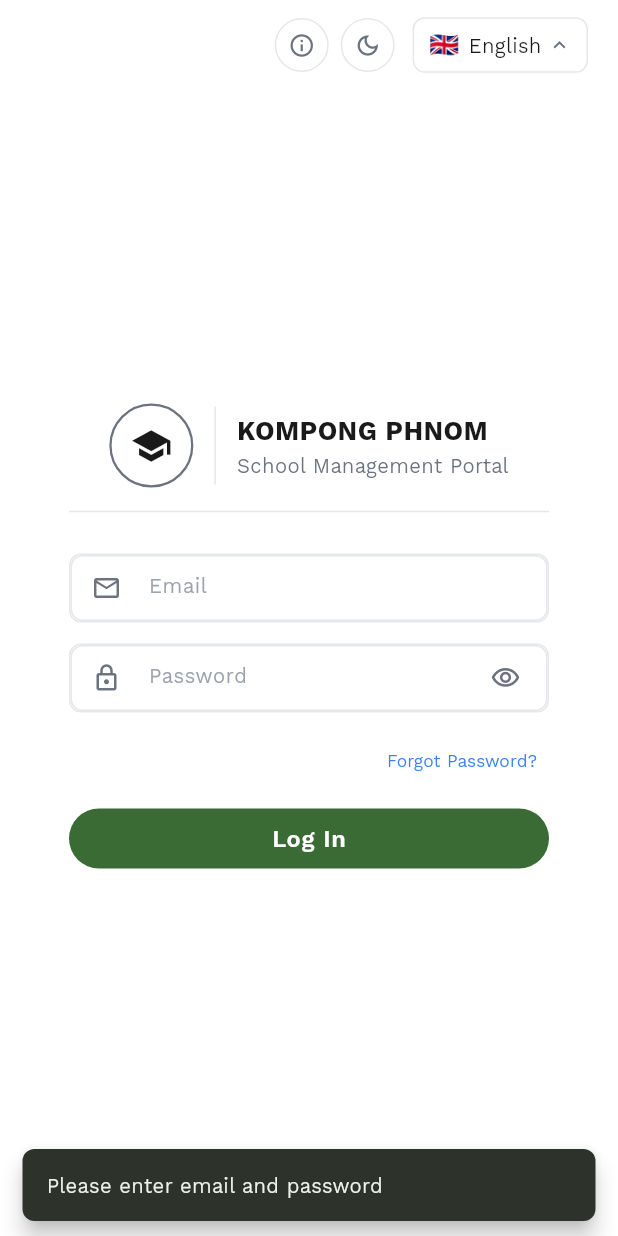
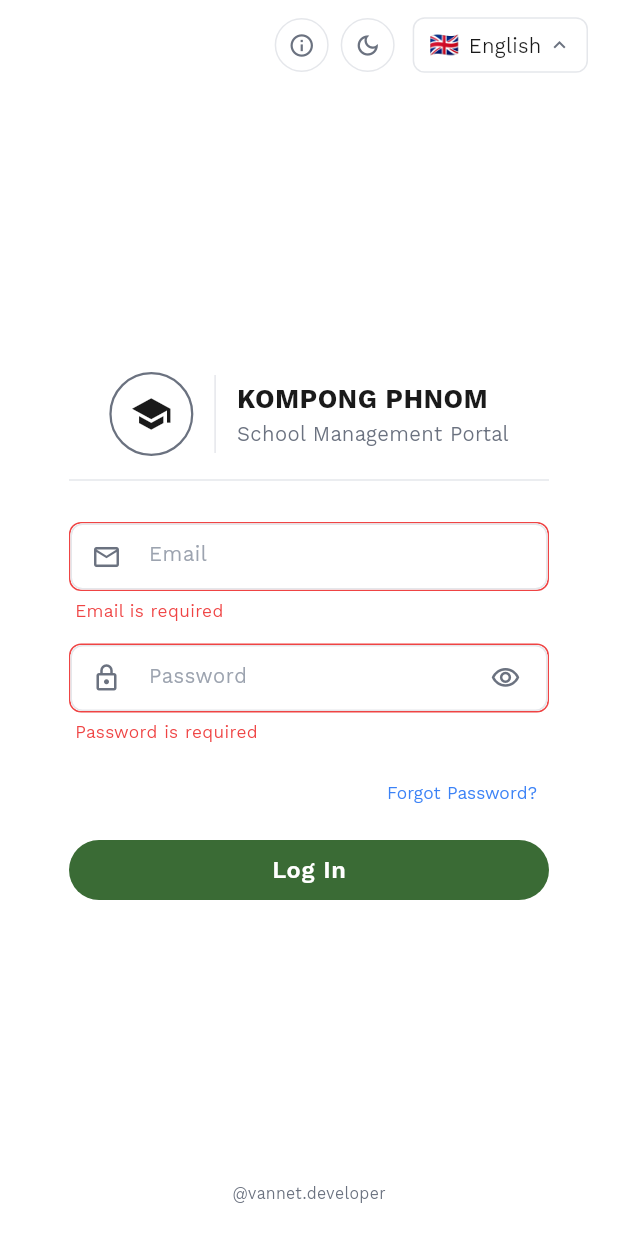
Before and after one commit to vannet911/SchoolM-Project, a Flutter app: the screen it shows after launch, after a tap on "Log In", on a phone screen of 412 x 824 dp. Run offline on Flutter 3.47's test engine with Material 3 defaults, Android fonts, the phone set to English and light mode, and no system bars.

Commit message:
improve login field

```diff
--- a/frontend/lib/screens/login.dart
+++ b/frontend/lib/screens/login.dart
@@ -17,6 +17,8 @@ class _LoginScreenState extends State<LoginScreen> {
   final _emailCtrl = TextEditingController();
   final _passwordCtrl = TextEditingController();
   bool _obscurePassword = true;
+  String? _emailError;
+  String? _passwordError;
 
   @override
   void dispose() {
@@ -25,16 +27,20 @@ class _LoginScreenState extends State<LoginScreen> {
     super.dispose();
   }
 
-  Future<void> _login() async {
+  void _validateAndLogin() {
     final email = _emailCtrl.text.trim();
     final password = _passwordCtrl.text;
+
+    setState(() {
+      _emailError = email.isEmpty ? 'Email is required' : null;
+      _passwordError = password.isEmpty ? 'Password is required' : null;
+    });
+
     if (email.isEmpty || password.isEmpty) {
-      ScaffoldMessenger.of(context).showSnackBar(
-        const SnackBar(content: Text('Please enter email and password')),
-      );
       return;
     }
-    await context.read<AuthProvider>().login(email, password);
+
+    context.read<AuthProvider>().login(email, password);
   }
 
   @override
@@ -181,7 +187,9 @@ class _LoginScreenState extends State<LoginScreen> {
                         hint: 'Email',
                         prefixIcon: Icons.email_outlined,
                         keyboardType: TextInputType.emailAddress,
-                        onSubmitted: (_) => _login(),
+                        errorText: _emailError,
+                        onSubmitted: (_) => _validateAndLogin(),
+                        onChanged: (_) => setState(() => _emailError = null),
                       ),
                       const SizedBox(height: 14),
 
@@ -191,6 +199,7 @@ class _LoginScreenState extends State<LoginScreen> {
                         hint: 'Password',
                         prefixIcon: Icons.lock_outlined,
                         obscureText: _obscurePassword,
+                        errorText: _passwordError,
                         suffixIcon: InkWell(
                           onTap: () => setState(
                               () => _obscurePassword = !_obscurePassword),
@@ -204,7 +213,8 @@ class _LoginScreenState extends State<LoginScreen> {
                                 : AppColors.textSecondary,
                           ),
                         ),
-                        onSubmitted: (_) => _login(),
+                        onSubmitted: (_) => _validateAndLogin(),
+                        onChanged: (_) => setState(() => _passwordError = null),
                       ),
                       const SizedBox(height: 8),
                       // Forgot password
@@ -234,7 +244,7 @@ class _LoginScreenState extends State<LoginScreen> {
                         width: double.infinity,
                         height: 40,
                         child: ElevatedButton(
-                          onPressed: isLoading ? null : _login,
+                          onPressed: isLoading ? null : _validateAndLogin,
                           style: ElevatedButton.styleFrom(
                             backgroundColor: AppColors.primary,
                             foregroundColor: AppColors.white,
@@ -318,6 +328,8 @@ class _LoginField extends StatelessWidget {
   final Widget? suffixIcon;
   final TextInputType keyboardType;
   final ValueChanged<String>? onSubmitted;
+  final ValueChanged<String>? onChanged;
+  final String? errorText;
 
   const _LoginField({
     required this.controller,
@@ -327,6 +339,8 @@ class _LoginField extends StatelessWidget {
     this.suffixIcon,
     this.keyboardType = TextInputType.text,
     this.onSubmitted,
+    this.onChanged,
+    this.errorText,
   });
 
   @override
@@ -337,12 +351,20 @@ class _LoginField extends StatelessWidget {
     final textColor = isDark ? Colors.white : AppColors.textPrimary;
     final mutedColor = isDark ? Colors.white70 : AppColors.textMuted;
     final iconColor = isDark ? Colors.white70 : AppColors.textSecondary;
+    final errorColor = AppColors.error;
 
-    return Container(
+    final hasError = errorText != null;
+    final currentBorderColor = hasError ? errorColor : borderColor;
+
+    return Column(
+      crossAxisAlignment: CrossAxisAlignment.start,
+      mainAxisSize: MainAxisSize.min,
+      children: [
+        Container(
           height: 46,
           decoration: BoxDecoration(
             borderRadius: BorderRadius.circular(8),
-        border: Border.all(color: borderColor),
+            border: Border.all(color: currentBorderColor),
             color: bgColor,
           ),
           child: TextField(
@@ -350,6 +372,7 @@ class _LoginField extends StatelessWidget {
             obscureText: obscureText,
             keyboardType: keyboardType,
             onSubmitted: onSubmitted,
+            onChanged: onChanged,
             style: AppTextStyles.body.copyWith(color: textColor),
             decoration: InputDecoration(
               hintText: hint,
@@ -357,12 +380,23 @@ class _LoginField extends StatelessWidget {
               prefixIcon: Icon(prefixIcon, size: 20, color: iconColor),
               suffixIcon: suffixIcon != null
                   ? Padding(
-                  padding: const EdgeInsets.only(right: 8), child: suffixIcon)
+                      padding: const EdgeInsets.only(right: 8),
+                      child: suffixIcon)
                   : null,
               border: InputBorder.none,
               contentPadding: const EdgeInsets.symmetric(vertical: 14),
             ),
           ),
+        ),
+        if (hasError)
+          Padding(
+            padding: const EdgeInsets.only(top: 4, left: 4),
+            child: Text(
+              errorText!,
+              style: AppTextStyles.bodySmall.copyWith(color: errorColor),
+            ),
+          ),
+      ],
     );
   }
 }
```
Lines whose indentation alone changed are shown as unchanged.
